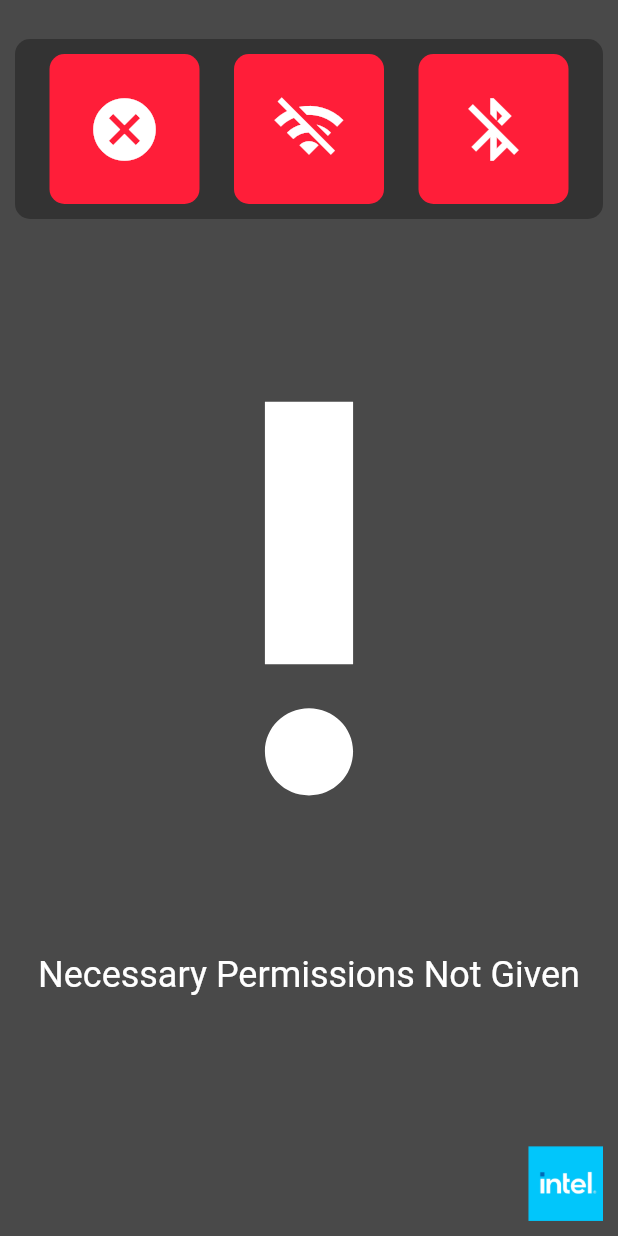
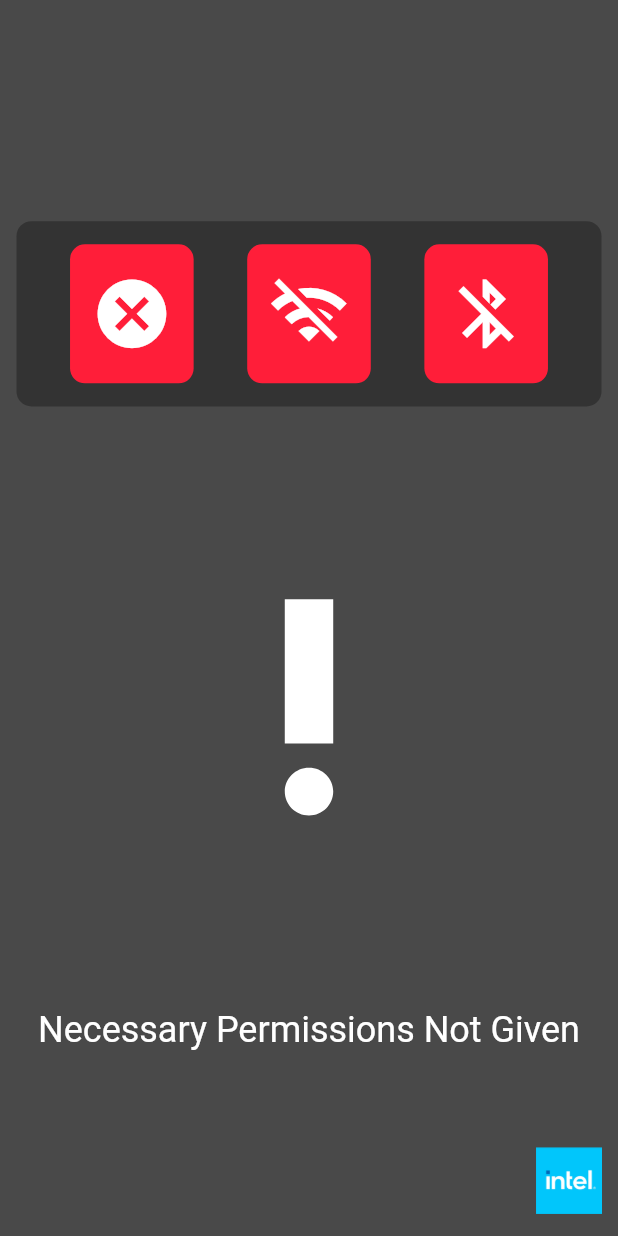
Before and after one commit to UCL-SightPlusPlus/SightPlusPlus-App, a Flutter app: the PermissionScreen screen opened directly, on a phone screen of 412 x 824 dp. Run offline on Flutter 3.47's test engine with Material 2 defaults, Android fonts, the phone set to English and light mode, and no system bars; our stand-ins replace dio, flutter_local_notifications, flutter_native_timezone, flutter_screenutil, permission_handler, rxdart and 2 more; missing offline and left inert: flutter_beacon, text_to_speech, translator, wifi_iot; statements that could not run were skipped.

Commit message:
Added screen adaptation layout.
Now the app can adapt to phones with different resolutions.

```diff
--- a/lib/ui.dart
+++ b/lib/ui.dart
@@ -1,4 +1,5 @@
 import 'package:flutter/material.dart';
+import 'package:flutter_screenutil/flutter_screenutil.dart';
 
 void main() {
   runApp(
@@ -150,6 +151,12 @@ class PermissionScreen extends StatelessWidget {
 
   @override
   Widget build(BuildContext context) {
+    ScreenUtil.init(BoxConstraints(
+      maxHeight: MediaQuery.of(context).size.height,
+      maxWidth: MediaQuery.of(context).size.width
+    ),
+    designSize: const Size(750, 1334),
+    orientation: Orientation.portrait);
     return Scaffold(
       // To go from Hex to ARGB just add '0xff' in front of the hex colour value.
       backgroundColor: const Color(0xff494949),
@@ -158,9 +165,9 @@ class PermissionScreen extends StatelessWidget {
           mainAxisAlignment:MainAxisAlignment.end,
           children:[
             Container(
-              width: 400,
-              height: 120,
-              margin: const EdgeInsets.fromLTRB(10,10,10,70),
+              width: ScreenUtil().setWidth(1000),
+              height: ScreenUtil().setHeight(200),
+              margin: EdgeInsets.fromLTRB(ScreenUtil().setWidth(20),ScreenUtil().setHeight(50),ScreenUtil().setWidth(20),ScreenUtil().setHeight(150)),
               decoration: const BoxDecoration(
                 color:Color(0xff333333),
                 borderRadius:BorderRadius.all(Radius.circular(10.0)),
@@ -169,47 +176,47 @@ class PermissionScreen extends StatelessWidget {
                 mainAxisAlignment: MainAxisAlignment.spaceEvenly,
                 children: [
                   Container(
-                    width:100,
-                    height: 100,
+                    width: ScreenUtil().setWidth(150),
+                    height: ScreenUtil().setHeight(150),
                     decoration: const BoxDecoration(
                       color:Color(0xffff1e39),
                       borderRadius:BorderRadius.all(Radius.circular(10.0)),
                     ),
-                    child: Icon(Icons.cancel,size: 50, color: Colors.white,semanticLabel: 'Permission is Not Given',),
+                    child: Icon(Icons.cancel,size: ScreenUtil().setWidth(100), color: Colors.white,semanticLabel: 'Permission is Not Given',),
                   ),
                   Container(
-                    width:100,
-                    height: 100,
+                    width: ScreenUtil().setWidth(150),
+                    height: ScreenUtil().setHeight(150),
                     decoration: const BoxDecoration(
                       color:Color(0xffff1e39),
                       borderRadius:BorderRadius.all(Radius.circular(10.0)),
                     ),
-                    child: Icon(Icons.wifi_off,size: 50, color: Colors.white,semanticLabel: 'Server is Not Connected',),
+                    child: Icon(Icons.wifi_off,size: ScreenUtil().setWidth(100), color: Colors.white,semanticLabel: 'Server is Not Connected',),
                   ),
                   Container(
-                    width:100,
-                    height: 100,
+                    width: ScreenUtil().setWidth(150),
+                    height: ScreenUtil().setHeight(150),
                     decoration: const BoxDecoration(
                       color:Color(0xffff1e39),
                       borderRadius:BorderRadius.all(Radius.circular(10.0)),
                     ),
-                    child: Icon(Icons.bluetooth_disabled,size: 50, color: Colors.white,semanticLabel: 'Bluetooth Beacon is Not Connected',),
+                    child: Icon(Icons.bluetooth_disabled,size: ScreenUtil().setWidth(100), color: Colors.white,semanticLabel: 'Bluetooth Beacon is Not Connected',),
                   ),
                 ],
               ),
             ),
 
             Container(
-              margin: const EdgeInsets.fromLTRB(10, 0, 10, 70),
+              margin: EdgeInsets.fromLTRB(ScreenUtil().setWidth(10),0,ScreenUtil().setWidth(10),ScreenUtil().setHeight(150)),
               width: double.infinity,
-              height: 350,
+              height: ScreenUtil().setHeight(350),
               //decoration: const BoxDecoration(
               //  color:Color(0xff0b7ae6),
               //  borderRadius:BorderRadius.all(Radius.circular(120.0)),
               //),
               child: IconButton(
                 //icon: const Icon(Icons.priority_high_outlined,size:150,color: Colors.white,),
-                icon: const Icon(Icons.priority_high_outlined,size:350,color: Colors.white,semanticLabel: 'Necessary Permissions is Not Given, Please Give Permissions'),
+                icon: Icon(Icons.priority_high_outlined,size:ScreenUtil().setWidth(350),color: Colors.white,semanticLabel: 'Necessary Permissions is Not Given, Please Give Permissions'),
                 // Within the `FirstScreen` widget
                 onPressed: () {
                   // Navigate to the second screen using a named route.
@@ -218,21 +225,21 @@ class PermissionScreen extends StatelessWidget {
               ),
             ),
             // Add Margin to push word inwards
-            const Padding(
-              padding: EdgeInsets.fromLTRB(10, 0, 10, 100),
-              child: Text('Necessary Permissions Not Given', textAlign: TextAlign.center,
+            Padding(
+              padding: EdgeInsets.fromLTRB(ScreenUtil().setWidth(10),0,ScreenUtil().setWidth(10),ScreenUtil().setHeight(100)),
+              child: const Text('Necessary Permissions Not Given', textAlign: TextAlign.center,
                   style: TextStyle(color:Colors.white,fontSize:24.0)),
             ),
 
             Padding(
-              padding: EdgeInsets.fromLTRB(0,0,10,10),
+              padding: EdgeInsets.fromLTRB(0,0,ScreenUtil().setWidth(20),ScreenUtil().setHeight(20)),
               child: Row(
                   mainAxisAlignment: MainAxisAlignment.end,
                   children: [
                     Image(
                       image: AssetImage("images/intel_logo.png"),
-                      height: 50,
-                      width: 50,semanticLabel: 'Intel Logo',
+                      height: ScreenUtil().setHeight(80),
+                      width: ScreenUtil().setWidth(80),semanticLabel: 'Intel Logo',
                     ),
                   ]
               ),
--- a/pubspec.yaml
+++ b/pubspec.yaml
@@ -41,6 +41,7 @@ dependencies:
   translator: ^0.1.7
   speech_to_text: ^5.0.0
   permission_handler: ^8.1.4+2
+  flutter_screenutil: ^5.0.0+2
 
   flutter_local_notifications: ^8.0.0
   rxdart: ^0.27.1
```
Also changed, not shown: pubspec.lock.
